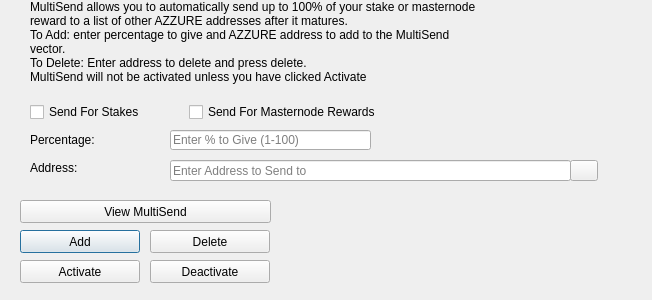
This is src/qt/forms/multisenddialog.ui in CryptoCoderz/Azzure as Qt 5 draws it before an edit. The edited form follows.
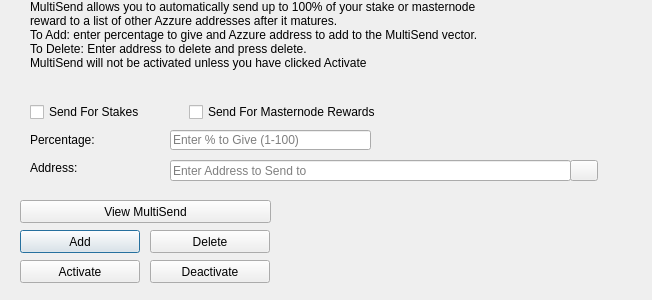
This is the edited form. Icons and pictures are not drawn.

Patch:
```diff
--- a/src/qt/forms/multisenddialog.ui
+++ b/src/qt/forms/multisenddialog.ui
@@ -61,8 +61,8 @@
     <number>1</number>
    </property>
    <property name="text">
-    <string>MultiSend allows you to automatically send up to 100% of your stake or masternode reward to a list of other AZZURE addresses after it matures.
-To Add: enter percentage to give and AZZURE address to add to the MultiSend vector.
+    <string>MultiSend allows you to automatically send up to 100% of your stake or masternode reward to a list of other Azzure addresses after it matures.
+To Add: enter percentage to give and Azzure address to add to the MultiSend vector.
 To Delete: Enter address to delete and press delete.
 MultiSend will not be activated unless you have clicked Activate</string>
    </property>
```
